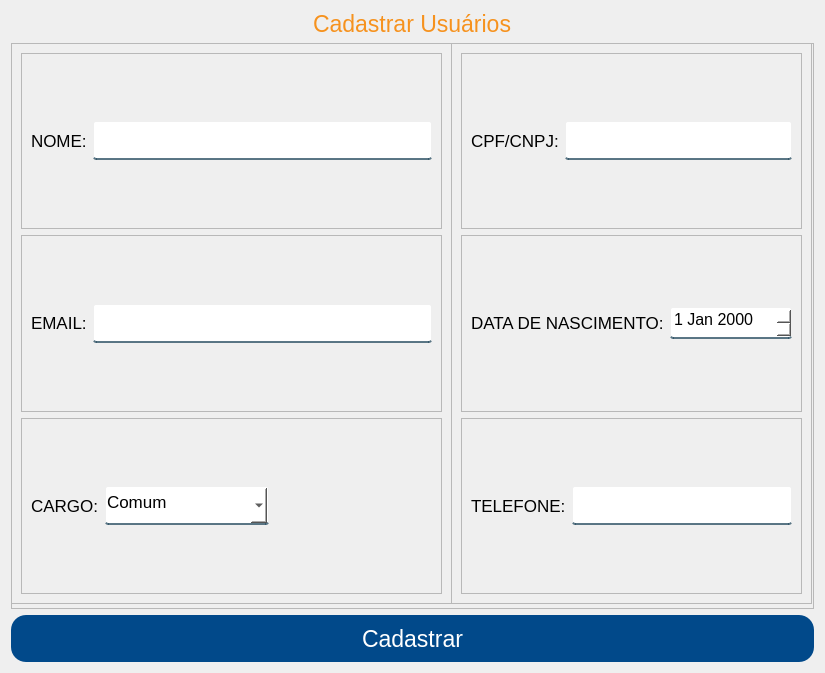
Old version of the form App/view/ui/cadastroPessoas.ui in the repository Senac-SOR-ADS/Mapa-de-Sala.
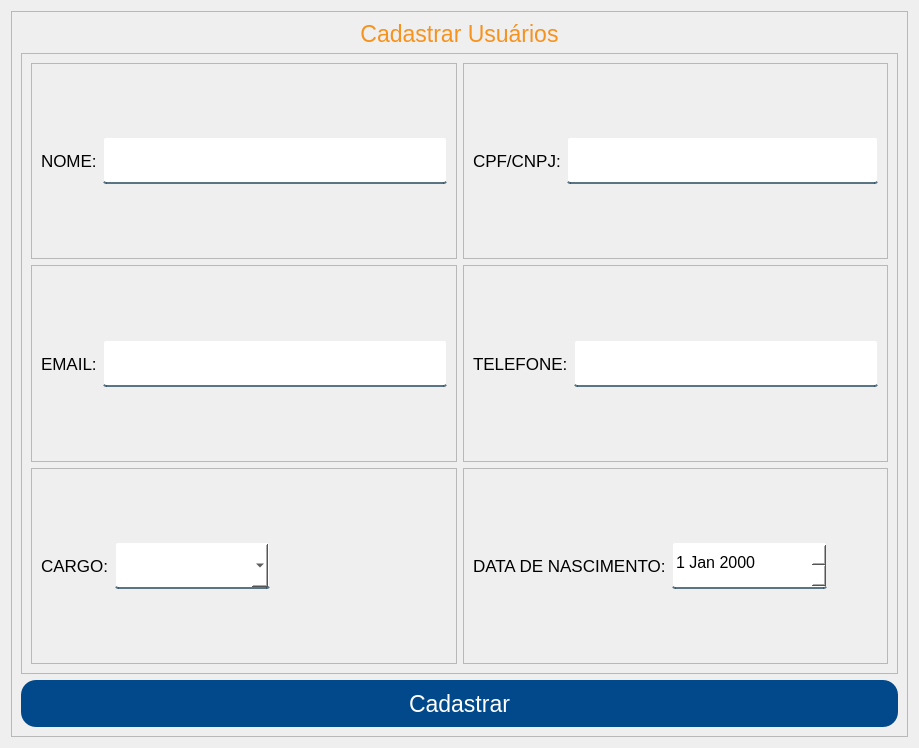
New version of the form.

Commit message:
Novas telas
refazendo as telas de cadastro e editar pessoas para melhor layout e responsividade

Patch:
```diff
--- a/App/view/ui/cadastroPessoas.ui
+++ b/App/view/ui/cadastroPessoas.ui
@@ -6,8 +6,8 @@
    <rect>
     <x>0</x>
     <y>0</y>
-    <width>821</width>
-    <height>671</height>
+    <width>919</width>
+    <height>748</height>
    </rect>
   </property>
   <property name="windowTitle">
@@ -42,7 +42,22 @@
 }</string>
   </property>
   <layout class="QVBoxLayout" name="verticalLayout">
-   <item alignment="Qt::AlignHCenter|Qt::AlignBottom">
+   <item>
+    <widget class="QFrame" name="frame">
+     <property name="sizePolicy">
+      <sizepolicy hsizetype="Preferred" vsizetype="Expanding">
+       <horstretch>0</horstretch>
+       <verstretch>0</verstretch>
+      </sizepolicy>
+     </property>
+     <property name="frameShape">
+      <enum>QFrame::StyledPanel</enum>
+     </property>
+     <property name="frameShadow">
+      <enum>QFrame::Raised</enum>
+     </property>
+     <layout class="QVBoxLayout" name="verticalLayout_2">
+      <item>
     <widget class="QLabel" name="titulo">
      <property name="font">
       <font>
@@ -52,46 +67,34 @@
      <property name="text">
       <string>Cadastrar Usuários</string>
      </property>
-    </widget>
-   </item>
-   <item alignment="Qt::AlignHCenter">
-    <widget class="QFrame" name="frame">
+        <property name="alignment">
+         <set>Qt::AlignCenter</set>
+        </property>
+       </widget>
+      </item>
+      <item>
+       <widget class="QFrame" name="frame_8">
      <property name="sizePolicy">
       <sizepolicy hsizetype="Preferred" vsizetype="Expanding">
        <horstretch>0</horstretch>
        <verstretch>0</verstretch>
       </sizepolicy>
      </property>
-     <property name="minimumSize">
-      <size>
-       <width>803</width>
-       <height>566</height>
-      </size>
-     </property>
      <property name="frameShape">
       <enum>QFrame::StyledPanel</enum>
      </property>
      <property name="frameShadow">
       <enum>QFrame::Raised</enum>
      </property>
+        <layout class="QGridLayout" name="gridLayout">
+         <item row="0" column="0">
      <widget class="QFrame" name="frame_2">
-      <property name="geometry">
-       <rect>
-        <x>0</x>
-        <y>0</y>
-        <width>441</width>
-        <height>561</height>
-       </rect>
-      </property>
-      <property name="frameShape">
-       <enum>QFrame::StyledPanel</enum>
-      </property>
-      <property name="frameShadow">
-       <enum>QFrame::Raised</enum>
-      </property>
-      <layout class="QVBoxLayout" name="verticalLayout_2">
-       <item>
-        <widget class="QFrame" name="frame_3">
+           <property name="sizePolicy">
+            <sizepolicy hsizetype="Preferred" vsizetype="Expanding">
+             <horstretch>0</horstretch>
+             <verstretch>0</verstretch>
+            </sizepolicy>
+           </property>
          <property name="frameShape">
           <enum>QFrame::StyledPanel</enum>
          </property>
@@ -99,7 +102,7 @@
           <enum>QFrame::Raised</enum>
          </property>
          <layout class="QHBoxLayout" name="horizontalLayout">
-          <item alignment="Qt::AlignVCenter">
+            <item>
            <widget class="QLabel" name="label_2">
             <property name="font">
              <font>
@@ -116,16 +119,27 @@
             <property name="minimumSize">
              <size>
               <width>0</width>
-              <height>39</height>
-             </size>
-            </property>
+                <height>47</height>
+               </size>
+              </property>
+              <property name="font">
+               <font>
+                <pointsize>12</pointsize>
+               </font>
+              </property>
            </widget>
           </item>
          </layout>
         </widget>
        </item>
-       <item>
-        <widget class="QFrame" name="frame_4">
+         <item row="0" column="1">
+          <widget class="QFrame" name="frame_3">
+           <property name="sizePolicy">
+            <sizepolicy hsizetype="Preferred" vsizetype="Expanding">
+             <horstretch>0</horstretch>
+             <verstretch>0</verstretch>
+            </sizepolicy>
+           </property>
          <property name="frameShape">
           <enum>QFrame::StyledPanel</enum>
          </property>
@@ -133,7 +147,52 @@
           <enum>QFrame::Raised</enum>
          </property>
          <layout class="QHBoxLayout" name="horizontalLayout_2">
-          <item alignment="Qt::AlignVCenter">
+            <item>
+             <widget class="QLabel" name="label_3">
+              <property name="font">
+               <font>
+                <pointsize>13</pointsize>
+               </font>
+              </property>
+              <property name="text">
+               <string>CPF/CNPJ:</string>
+              </property>
+             </widget>
+            </item>
+            <item>
+             <widget class="QLineEdit" name="cpfCnpj">
+              <property name="minimumSize">
+               <size>
+                <width>0</width>
+                <height>47</height>
+               </size>
+              </property>
+              <property name="font">
+               <font>
+                <pointsize>12</pointsize>
+               </font>
+              </property>
+             </widget>
+            </item>
+           </layout>
+          </widget>
+         </item>
+         <item row="1" column="0">
+          <widget class="QFrame" name="frame_4">
+           <property name="sizePolicy">
+            <sizepolicy hsizetype="Preferred" vsizetype="Expanding">
+             <horstretch>0</horstretch>
+             <verstretch>0</verstretch>
+            </sizepolicy>
+           </property>
+           <property name="frameShape">
+            <enum>QFrame::StyledPanel</enum>
+           </property>
+           <property name="frameShadow">
+            <enum>QFrame::Raised</enum>
+           </property>
+           <layout class="QHBoxLayout" name="horizontalLayout_4">
+            <item>
            <widget class="QLabel" name="label_4">
             <property name="font">
              <font>
@@ -149,13 +208,13 @@
            <widget class="QLineEdit" name="email">
             <property name="minimumSize">
              <size>
-              <width>330</width>
-              <height>39</height>
+                <width>0</width>
+                <height>47</height>
              </size>
             </property>
             <property name="font">
              <font>
-              <pointsize>10</pointsize>
+                <pointsize>12</pointsize>
              </font>
             </property>
            </widget>
@@ -163,8 +222,14 @@
          </layout>
         </widget>
        </item>
-       <item>
+         <item row="1" column="1">
         <widget class="QFrame" name="frame_5">
+           <property name="sizePolicy">
+            <sizepolicy hsizetype="Preferred" vsizetype="Expanding">
+             <horstretch>0</horstretch>
+             <verstretch>0</verstretch>
+            </sizepolicy>
+           </property>
          <property name="frameShape">
           <enum>QFrame::StyledPanel</enum>
          </property>
@@ -172,7 +237,58 @@
           <enum>QFrame::Raised</enum>
          </property>
          <layout class="QHBoxLayout" name="horizontalLayout_3">
-          <item alignment="Qt::AlignVCenter">
+            <item>
+             <widget class="QLabel" name="label_7">
+              <property name="font">
+               <font>
+                <pointsize>13</pointsize>
+               </font>
+              </property>
+              <property name="text">
+               <string>TELEFONE:</string>
+              </property>
+             </widget>
+            </item>
+            <item>
+             <widget class="QLineEdit" name="telefone">
+              <property name="sizePolicy">
+               <sizepolicy hsizetype="Expanding" vsizetype="Fixed">
+                <horstretch>0</horstretch>
+                <verstretch>0</verstretch>
+               </sizepolicy>
+              </property>
+              <property name="minimumSize">
+               <size>
+                <width>0</width>
+                <height>47</height>
+               </size>
+              </property>
+              <property name="font">
+               <font>
+                <pointsize>12</pointsize>
+               </font>
+              </property>
+             </widget>
+            </item>
+           </layout>
+          </widget>
+         </item>
+         <item row="2" column="0">
+          <widget class="QFrame" name="frame_6">
+           <property name="sizePolicy">
+            <sizepolicy hsizetype="Preferred" vsizetype="Expanding">
+             <horstretch>0</horstretch>
+             <verstretch>0</verstretch>
+            </sizepolicy>
+           </property>
+           <property name="frameShape">
+            <enum>QFrame::StyledPanel</enum>
+           </property>
+           <property name="frameShadow">
+            <enum>QFrame::Raised</enum>
+           </property>
+           <layout class="QHBoxLayout" name="horizontalLayout_5">
+            <item>
            <widget class="QLabel" name="label_5">
             <property name="font">
              <font>
@@ -187,28 +303,30 @@
           <item>
            <widget class="QComboBox" name="cargo">
             <property name="sizePolicy">
-             <sizepolicy hsizetype="Expanding" vsizetype="Fixed">
+               <sizepolicy hsizetype="Fixed" vsizetype="Fixed">
               <horstretch>0</horstretch>
               <verstretch>0</verstretch>
              </sizepolicy>
             </property>
             <property name="minimumSize">
              <size>
-              <width>0</width>
-              <height>39</height>
+                <width>155</width>
+                <height>47</height>
              </size>
             </property>
             <property name="font">
              <font>
-              <pointsize>13</pointsize>
+                <pointsize>12</pointsize>
              </font>
             </property>
             <property name="cursor">
              <cursorShape>PointingHandCursor</cursorShape>
             </property>
-            <property name="editable">
-             <bool>false</bool>
-            </property>
+              <item>
+               <property name="text">
+                <string/>
+               </property>
+              </item>
             <item>
              <property name="text">
               <string>Comum</string>
@@ -227,7 +345,7 @@
            </widget>
           </item>
           <item>
-           <spacer name="horizontalSpacer">
+             <spacer name="horizontalSpacer_2">
             <property name="orientation">
              <enum>Qt::Horizontal</enum>
             </property>
@@ -242,76 +360,22 @@
          </layout>
         </widget>
        </item>
-      </layout>
-     </widget>
-     <widget class="QFrame" name="frame_6">
-      <property name="geometry">
-       <rect>
-        <x>440</x>
-        <y>0</y>
-        <width>361</width>
-        <height>561</height>
-       </rect>
-      </property>
-      <property name="frameShape">
-       <enum>QFrame::StyledPanel</enum>
-      </property>
-      <property name="frameShadow">
-       <enum>QFrame::Raised</enum>
-      </property>
-      <layout class="QVBoxLayout" name="verticalLayout_3">
-       <item>
+         <item row="2" column="1">
         <widget class="QFrame" name="frame_7">
-         <property name="frameShape">
-          <enum>QFrame::StyledPanel</enum>
-         </property>
-         <property name="frameShadow">
-          <enum>QFrame::Raised</enum>
-         </property>
-         <layout class="QHBoxLayout" name="horizontalLayout_4">
-          <item alignment="Qt::AlignVCenter">
-           <widget class="QLabel" name="label_3">
-            <property name="font">
-             <font>
-              <pointsize>13</pointsize>
-             </font>
-            </property>
-            <property name="text">
-             <string>CPF/CNPJ:</string>
-            </property>
-           </widget>
-          </item>
-          <item>
-           <widget class="QLineEdit" name="cpfCnpj">
-            <property name="minimumSize">
-             <size>
-              <width>0</width>
-              <height>39</height>
-             </size>
-            </property>
-            <property name="font">
-             <font>
-              <pointsize>13</pointsize>
-             </font>
-            </property>
-            <property name="text">
-             <string/>
-            </property>
-           </widget>
-          </item>
-         </layout>
-        </widget>
-       </item>
-       <item>
-        <widget class="QFrame" name="frame_8">
+           <property name="sizePolicy">
+            <sizepolicy hsizetype="Preferred" vsizetype="Expanding">
+             <horstretch>0</horstretch>
+             <verstretch>0</verstretch>
+            </sizepolicy>
+           </property>
          <property name="frameShape">
           <enum>QFrame::StyledPanel</enum>
          </property>
          <property name="frameShadow">
           <enum>QFrame::Raised</enum>
          </property>
-         <layout class="QHBoxLayout" name="horizontalLayout_5">
-          <item alignment="Qt::AlignVCenter">
+           <layout class="QHBoxLayout" name="horizontalLayout_6">
+            <item>
            <widget class="QLabel" name="label_6">
             <property name="font">
              <font>
@@ -326,15 +390,15 @@
           <item>
            <widget class="QDateEdit" name="dataDeNascimento">
             <property name="sizePolicy">
-             <sizepolicy hsizetype="Expanding" vsizetype="Fixed">
+               <sizepolicy hsizetype="Fixed" vsizetype="Fixed">
               <horstretch>0</horstretch>
               <verstretch>0</verstretch>
              </sizepolicy>
             </property>
             <property name="minimumSize">
              <size>
-              <width>0</width>
-              <height>32</height>
+                <width>155</width>
+                <height>47</height>
              </size>
             </property>
             <property name="font">
@@ -345,55 +409,25 @@
             <property name="cursor">
              <cursorShape>PointingHandCursor</cursorShape>
             </property>
-            <property name="alignment">
-             <set>Qt::AlignBottom|Qt::AlignLeading|Qt::AlignLeft</set>
-            </property>
-           </widget>
-          </item>
-         </layout>
-        </widget>
-       </item>
+             </widget>
+            </item>
        <item>
-        <widget class="QFrame" name="frame_9">
-         <property name="frameShape">
-          <enum>QFrame::StyledPanel</enum>
-         </property>
-         <property name="frameShadow">
-          <enum>QFrame::Raised</enum>
-         </property>
-         <layout class="QHBoxLayout" name="horizontalLayout_6">
-          <item alignment="Qt::AlignVCenter">
-           <widget class="QLabel" name="label_7">
-            <property name="font">
-             <font>
-              <pointsize>13</pointsize>
-             </font>
-            </property>
-            <property name="text">
-             <string>TELEFONE:</string>
-            </property>
-           </widget>
-          </item>
-          <item>
-           <widget class="QLineEdit" name="telefone">
-            <property name="minimumSize">
+             <spacer name="horizontalSpacer">
+              <property name="orientation">
+               <enum>Qt::Horizontal</enum>
+              </property>
+              <property name="sizeHint" stdset="0">
              <size>
-              <width>0</width>
-              <height>39</height>
-             </size>
-            </property>
-            <property name="font">
-             <font>
-              <pointsize>11</pointsize>
-             </font>
-            </property>
-           </widget>
+                <width>40</width>
+                <height>20</height>
+               </size>
+              </property>
+             </spacer>
           </item>
          </layout>
         </widget>
        </item>
       </layout>
-     </widget>
     </widget>
    </item>
    <item>
@@ -419,14 +453,9 @@
    </item>
   </layout>
  </widget>
- <tabstops>
-  <tabstop>cpfCnpj</tabstop>
-  <tabstop>email</tabstop>
-  <tabstop>dataDeNascimento</tabstop>
-  <tabstop>cargo</tabstop>
-  <tabstop>telefone</tabstop>
-  <tabstop>btnCadastrar</tabstop>
- </tabstops>
+   </item>
+  </layout>
+ </widget>
  <resources/>
  <connections/>
 </ui>
```
Lines whose indentation alone changed are shown as unchanged. The commit also changes 1 other file.
